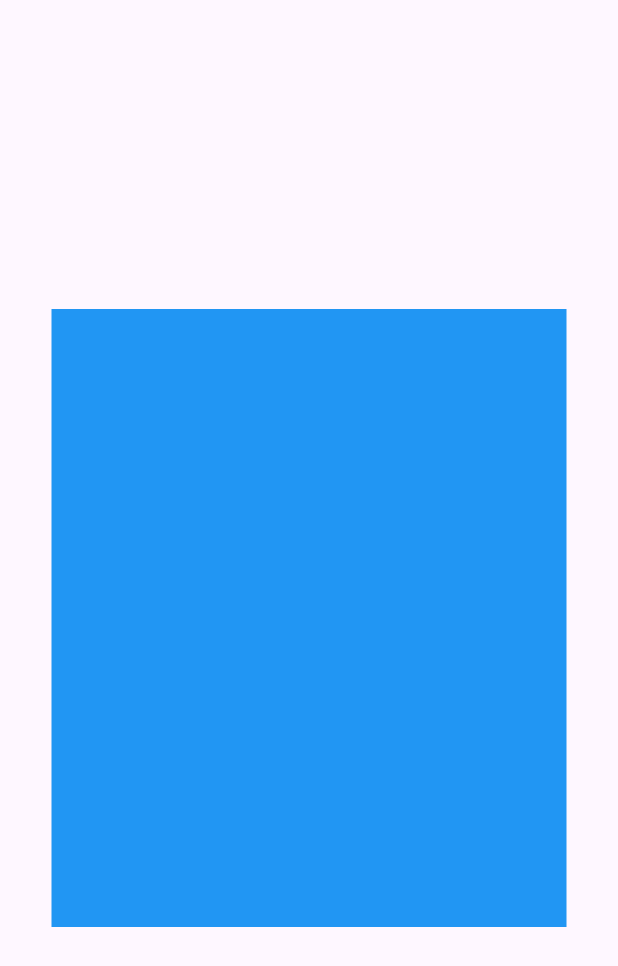
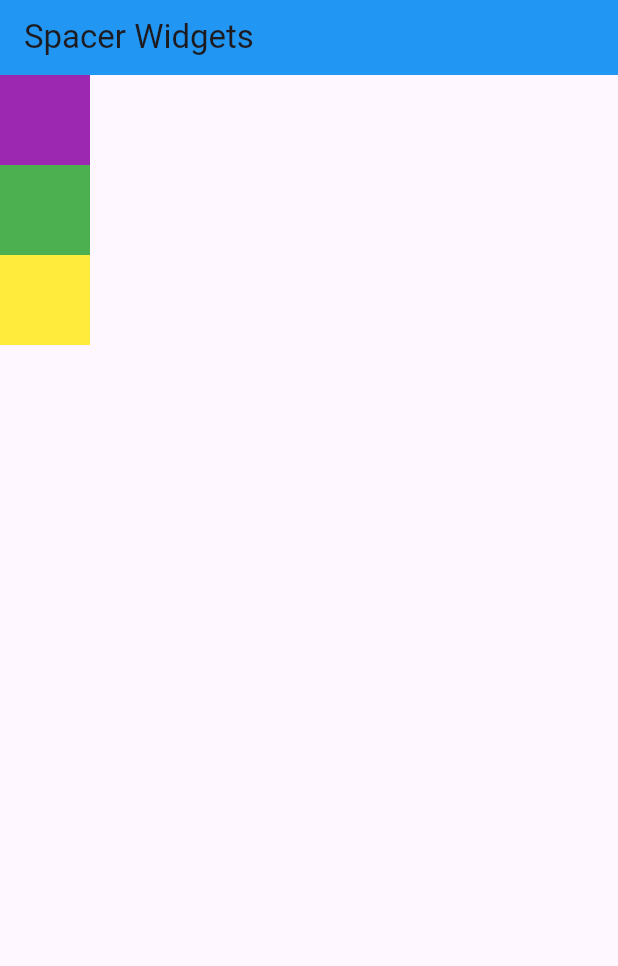
Before and after one commit to Roshan-Barkane/flutter_widgets_of_the_day, a Flutter app: the screen it shows after launch, on a phone screen of 412 x 824 dp. Shown: the top 966 px of the screen. Run offline on Flutter 3.47's test engine with Material 3 defaults, Android fonts, the phone set to English and light mode, and no system bars.

Commit message:
create branch SpacerWidget and create simple code and three container at colunms

```diff
--- a/lib/main.dart
+++ b/lib/main.dart
@@ -1,8 +1,5 @@
 import 'package:flutter/material.dart';
-import 'package:flutter_widgets_of_the_day/pages/animationedBuilder.dart';
-import 'package:flutter_widgets_of_the_day/pages/dismissible.dart';
-import 'package:flutter_widgets_of_the_day/pages/mediaquery.dart';
-import 'package:flutter_widgets_of_the_day/sizeboxed.dart';
+import 'package:flutter_widgets_of_the_day/pages/spacer.dart';
 
 void main() {
   runApp(const MyApp());
@@ -12,6 +9,7 @@ class MyApp extends StatelessWidget {
   const MyApp({super.key});
 
   // This widget is the root of your application.
+  /* Spacer Widget is a provide the space between to widgets mostly used spacer at row and Colurmn in childers. */
   @override
   Widget build(BuildContext context) {
     return MaterialApp(
@@ -22,7 +20,7 @@ class MyApp extends StatelessWidget {
         colorScheme: ColorScheme.fromSeed(seedColor: Colors.deepPurple),
         useMaterial3: true,
       ),
-      home: const MediaQueryWidgets(),
+      home: const SpacerWidget(),
     );
   }
 }
--- /dev/null
+++ b/lib/pages/spacer.dart
@@ -0,0 +1,35 @@
+import 'package:flutter/material.dart';
+
+class SpacerWidget extends StatelessWidget {
+  const SpacerWidget({super.key});
+
+  @override
+  Widget build(BuildContext context) {
+    return Scaffold(
+      appBar: AppBar(
+        toolbarHeight: 50,
+        backgroundColor: Colors.blue,
+        title: const Text("Spacer Widgets"),
+      ),
+      body: Column(
+        children: [
+          Container(
+            height: 60,
+            width: 60,
+            color: Colors.purple,
+          ),
+          Container(
+            height: 60,
+            width: 60,
+            color: Colors.green,
+          ),
+          Container(
+            height: 60,
+            width: 60,
+            color: Colors.yellow,
+          )
+        ],
+      ),
+    );
+  }
+}
```
